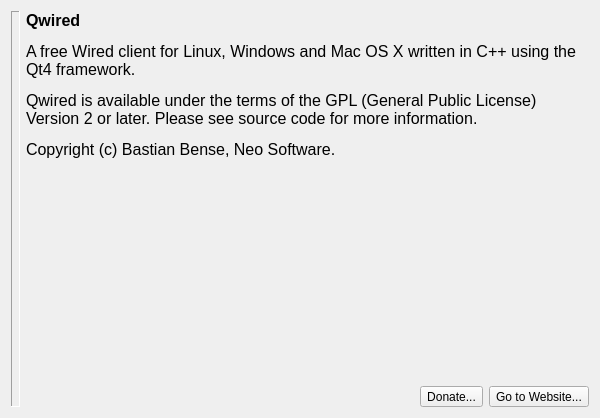
The window that qwired_wired/qw_client/gui/WidgetAbout.ui (pcjpnet/qwired-suite) describes before a commit, drawn with Qt 5.
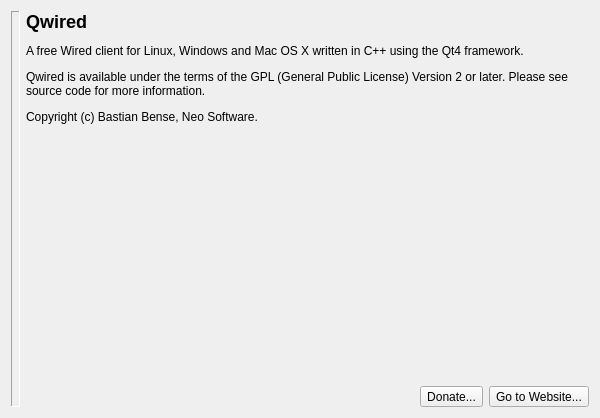
The same window after the commit. Icons and pictures are not drawn.

What changed in the file:
```diff
--- a/qwired_wired/qw_client/gui/WidgetAbout.ui
+++ b/qwired_wired/qw_client/gui/WidgetAbout.ui
@@ -50,14 +50,10 @@
       </sizepolicy>
      </property>
      <property name="text" >
-      <string>&lt;!DOCTYPE HTML PUBLIC "-//W3C//DTD HTML 4.0//EN" "http://www.w3.org/TR/REC-html40/strict.dtd">
-&lt;html>&lt;head>&lt;meta name="qrichtext" content="1" />&lt;style type="text/css">
-p, li { white-space: pre-wrap; }
-&lt;/style>&lt;/head>&lt;body style=" font-family:'Sans Serif'; font-size:10pt; font-weight:400; font-style:normal;">
-&lt;p style=" margin-top:12px; margin-bottom:12px; margin-left:0px; margin-right:0px; -qt-block-indent:0; text-indent:0px;">&lt;span style=" font-size:12pt; font-weight:600;">Qwired&lt;/span>&lt;/p>
-&lt;p style=" margin-top:12px; margin-bottom:12px; margin-left:0px; margin-right:0px; -qt-block-indent:0; text-indent:0px; font-size:12pt;">A free Wired client for Linux, Windows and Mac OS X written in C++ using the Qt4 framework.&lt;/p>
-&lt;p style=" margin-top:12px; margin-bottom:12px; margin-left:0px; margin-right:0px; -qt-block-indent:0; text-indent:0px; font-size:12pt;">Qwired is available under the terms of the GPL (General Public License) Version 2 or later. Please see source code for more information.&lt;/p>
-&lt;p style=" margin-top:12px; margin-bottom:12px; margin-left:0px; margin-right:0px; -qt-block-indent:0; text-indent:0px; font-size:12pt;">Copyright (c) Bastian Bense, Neo Software.&lt;/p>&lt;/body>&lt;/html></string>
+      <string>&lt;h2>Qwired&lt;/h2>&lt;p>A free Wired client for Linux, Windows and Mac OS X written in C++ using the Qt4 framework.&lt;/p>&lt;p>Qwired is available under the terms of the GPL (General Public License) Version 2 or later. Please see source code for more information.&lt;/p>&lt;p>Copyright (c) Bastian Bense, Neo Software.&lt;/p></string>
+     </property>
+     <property name="textFormat" >
+      <enum>Qt::RichText</enum>
      </property>
      <property name="alignment" >
       <set>Qt::AlignLeading|Qt::AlignLeft|Qt::AlignTop</set>
```
